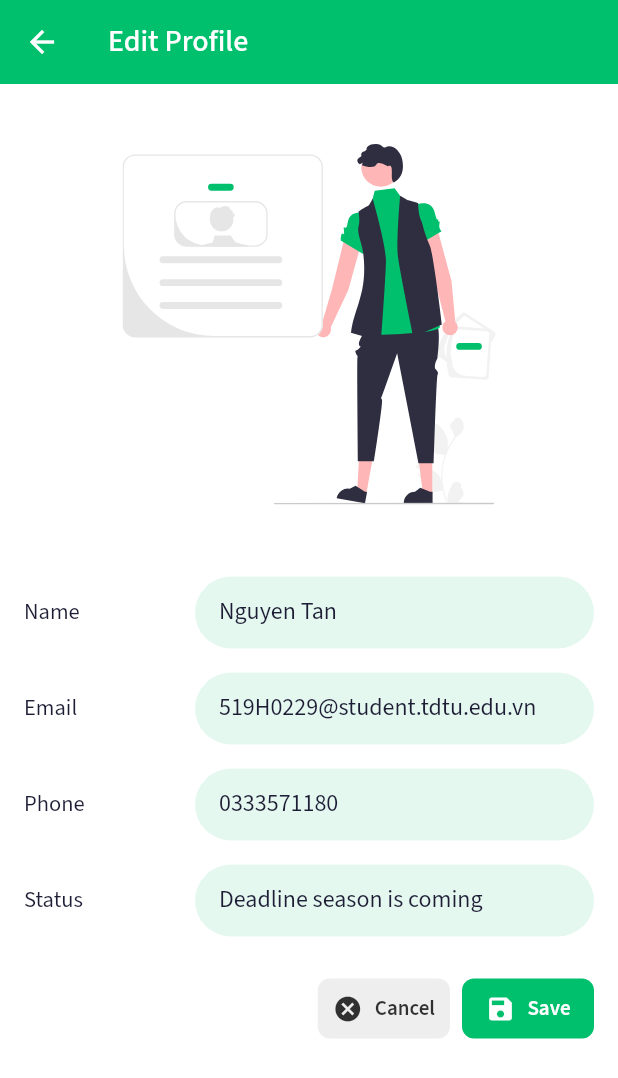
After one commit to nguyentan2808/flutter-messenger-app, a Flutter app: the AccountScreen screen opened directly, after a tap on "Edit profile", on a phone screen of 412 x 824 dp. The commit adds this screen. Shown: the top 1078 px of the screen. Run offline on Flutter 3.47's test engine with Material 2 defaults, Android fonts, the phone set to English and light mode, and no system bars; our stand-ins replace device_preview, flutter_svg, get, get_storage, google_fonts; missing offline and left inert: custom_pop_up_menu; accounts and stored records are empty.

Commit message:
feat: edit profile screen and change password screen

```diff
--- a/lib/components/facebook_button.dart
+++ b/lib/components/facebook_button.dart
@@ -8,15 +8,17 @@ class FaceBookButton extends StatelessWidget {
     required this.text,
     required this.icon,
     required this.isActive,
+    required this.onPressed,
   }) : super(key: key);
 
   final String text;
   final IconData icon;
   final bool isActive;
+  final VoidCallback onPressed;
 
   @override
   Widget build(BuildContext context) {
-    Color color = isActive ? Colors.white : Colors.black;
+    Color color = isActive ? Colors.white : Colors.black.withOpacity(0.8);
 
     return MaterialButton(
       shape: RoundedRectangleBorder(
@@ -25,7 +27,7 @@ class FaceBookButton extends StatelessWidget {
       padding: const EdgeInsets.all(10),
       elevation: 0,
       color: isActive ? Theme.of(context).primaryColor : Colors.grey[200],
-      onPressed: () {},
+      onPressed: onPressed,
       child: Row(
         mainAxisAlignment: MainAxisAlignment.center,
         children: [
--- a/lib/screens/account/account_screen.dart
+++ b/lib/screens/account/account_screen.dart
@@ -26,7 +26,7 @@ class _AccountScreenState extends State<AccountScreen> {
     status: 'Deadline season is coming',
   );
 
-  bool isMe = false;
+  bool isMe = true;
 
   @override
   Widget build(BuildContext context) {
@@ -34,7 +34,8 @@ class _AccountScreenState extends State<AccountScreen> {
       appBar: AppBar(
         title: Text(user.name),
       ),
-      body: SingleChildScrollView(
+      body: SafeArea(
+        child: SingleChildScrollView(
           child: Padding(
             padding: const EdgeInsets.all(kDefaultPadding * 2 / 3),
             child: Column(
@@ -63,6 +64,7 @@ class _AccountScreenState extends State<AccountScreen> {
             ),
           ),
         ),
+      ),
     );
   }
 }
--- a/lib/screens/account/components/account_actions.dart
+++ b/lib/screens/account/components/account_actions.dart
@@ -1,8 +1,10 @@
 import 'package:flutter/material.dart';
+import 'package:get/get.dart';
 
 import '../../../components/facebook_button.dart';
 import '../../../constant.dart';
 import '../../../models/user_model.dart';
+import '../../edit_profile/edit_profile_screen.dart';
 
 class AccountActions extends StatelessWidget {
   const AccountActions({Key? key, required this.user, required this.isMe})
@@ -31,31 +33,49 @@ class AccountActions extends StatelessWidget {
             Expanded(
               flex: 20,
               child: isMe
-                  ? const FaceBookButton(
+                  ? FaceBookButton(
                       text: "Edit profile",
                       icon: Icons.edit_rounded,
-                      isActive: true)
+                      isActive: true,
+                      onPressed: () {
+                        Get.to(
+                          () => EditProfileScreen(),
+                          arguments: user,
+                          transition: Transition.cupertinoDialog,
+                        );
+                      },
+                    )
                   : Row(
-                      children: const [
+                      children: [
                         Expanded(
                           child: FaceBookButton(
                             text: "Thêm bạn bè",
                             icon: Icons.person_add,
-                                isActive: true)),
-                        SizedBox(width: kDefaultPadding / 2),
+                            isActive: true,
+                            onPressed: () {},
+                          ),
+                        ),
+                        const SizedBox(width: kDefaultPadding / 2),
                         Expanded(
                           child: FaceBookButton(
                             text: "Nhắn tin",
                             icon: Icons.send,
-                                isActive: false))
+                            isActive: false,
+                            onPressed: () {},
+                          ),
+                        )
                       ],
                     ),
             ),
             const SizedBox(width: kDefaultPadding / 2),
-            const Expanded(
+            Expanded(
               flex: 3,
               child: FaceBookButton(
-                  text: "", icon: Icons.more_horiz, isActive: false),
+                text: "",
+                icon: Icons.more_horiz,
+                isActive: false,
+                onPressed: () {},
+              ),
             ),
           ],
         )
--- a/lib/screens/account/components/account_detail.dart
+++ b/lib/screens/account/components/account_detail.dart
@@ -16,7 +16,7 @@ class AccountDetail extends StatelessWidget {
         children: [
           DetailRow(
             title: 'User name',
-            content: user.username,
+            content: "@" + user.username,
             icon: Icons.person,
           ),
           const SizedBox(height: kDefaultPadding * 1.3),
--- a/lib/screens/account/components/account_friends.dart
+++ b/lib/screens/account/components/account_friends.dart
@@ -27,7 +27,7 @@ class AccountFriends extends StatelessWidget {
                   ),
                   Text(
                     "479 friends",
-                    style: TextStyle(fontSize: 16),
+                    style: TextStyle(fontSize: 14),
                   )
                 ],
               ),
@@ -49,7 +49,7 @@ class AccountFriends extends StatelessWidget {
           mainAxisSpacing: kDefaultPadding / 2 + 2,
           crossAxisCount: 3,
           childAspectRatio: (0.9),
-
+          physics: const NeverScrollableScrollPhysics(),
           children: [
             Column(
               crossAxisAlignment: CrossAxisAlignment.start,
--- a/lib/screens/account/components/account_images.dart
+++ b/lib/screens/account/components/account_images.dart
@@ -47,7 +47,7 @@ class AccountImages extends StatelessWidget {
                   borderRadius: const BorderRadius.all(Radius.circular(100.0)),
                   border: Border.all(
                     color: Colors.white,
-                    width: 2.0,
+                    width: 3.0,
                   ),
                 ),
               ),
--- /dev/null
+++ b/lib/screens/edit_profile/edit_profile_screen.dart
@@ -0,0 +1,146 @@
+import 'package:flutter/material.dart';
+import 'package:flutter_svg/svg.dart';
+import 'package:get/get.dart';
+import 'package:lab6/components/facebook_button.dart';
+import 'package:lab6/models/user_model.dart';
+
+import '../../constant.dart';
+
+class EditProfileScreen extends StatelessWidget {
+  EditProfileScreen({Key? key}) : super(key: key);
+
+  final UserModel user = Get.arguments;
+
+  @override
+  Widget build(BuildContext context) {
+    return Scaffold(
+      appBar: AppBar(
+        title: const Text('Edit Profile'),
+      ),
+      body: SingleChildScrollView(
+        child: Padding(
+          padding: const EdgeInsets.all(kDefaultPadding),
+          child: Column(
+            children: [
+              SizedBox(
+                height: Get.height * 0.35,
+                child: Padding(
+                  padding: const EdgeInsets.all(kDefaultPadding * 1.5),
+                  child: SvgPicture.asset(
+                    'assets/images/edit_profile_svg.svg',
+                    alignment: Alignment.topCenter,
+                  ),
+                ),
+              ),
+              const SizedBox(
+                height: kDefaultPadding,
+              ),
+              EditRow(
+                name: 'Name',
+                defaultValue: user.name,
+                type: TextInputType.text,
+              ),
+              EditRow(
+                name: 'Email',
+                defaultValue: user.email,
+                type: TextInputType.emailAddress,
+              ),
+              EditRow(
+                name: 'Phone',
+                defaultValue: user.phone,
+                type: TextInputType.number,
+              ),
+              EditRow(
+                name: 'Status',
+                defaultValue: user.status,
+                type: TextInputType.text,
+              ),
+              const SizedBox(
+                height: kDefaultPadding,
+              ),
+              Row(
+                mainAxisAlignment: MainAxisAlignment.end,
+                crossAxisAlignment: CrossAxisAlignment.end,
+                children: [
+                  FaceBookButton(
+                    text: "Cancel",
+                    icon: Icons.cancel,
+                    isActive: false,
+                    onPressed: () {},
+                  ),
+                  const SizedBox(
+                    width: kDefaultPadding / 2,
+                  ),
+                  FaceBookButton(
+                    text: "Save",
+                    icon: Icons.save,
+                    isActive: true,
+                    onPressed: () {},
+                  ),
+                ],
+              )
+            ],
+          ),
+        ),
+      ),
+    );
+  }
+}
+
+class EditRow extends StatelessWidget {
+  const EditRow(
+      {Key? key,
+      required this.name,
+      required this.defaultValue,
+      required this.type})
+      : super(key: key);
+
+  final String name;
+  final String defaultValue;
+  final TextInputType type;
+
+  @override
+  Widget build(BuildContext context) {
+    return Padding(
+      padding: const EdgeInsets.symmetric(vertical: kDefaultPadding / 2),
+      child: Row(
+        children: [
+          Expanded(
+            flex: 3,
+            child: Text(
+              name,
+              style: const TextStyle(
+                fontSize: 15,
+              ),
+            ),
+          ),
+          Expanded(
+            flex: 7,
+            child: Container(
+              decoration: BoxDecoration(
+                color: Get.isDarkMode
+                    ? Theme.of(context).colorScheme.secondary.withOpacity(0.2)
+                    : Theme.of(context).primaryColor.withOpacity(0.1),
+                borderRadius: BorderRadius.circular(32),
+              ),
+              child: TextFormField(
+                textInputAction: TextInputAction.next,
+                keyboardType: type,
+                initialValue: defaultValue,
+                decoration: const InputDecoration(
+                  hintStyle: TextStyle(fontSize: 16),
+                  border: OutlineInputBorder(
+                    borderSide: BorderSide.none,
+                  ),
+                  contentPadding: EdgeInsets.symmetric(
+                    horizontal: kDefaultPadding,
+                  ),
+                ),
+              ),
+            ),
+          ),
+        ],
+      ),
+    );
+  }
+}
--- a/lib/theme.dart
+++ b/lib/theme.dart
@@ -6,7 +6,7 @@ ThemeData lightThemeData(BuildContext context) {
   return ThemeData.light().copyWith(
     primaryColor: kPrimaryColor,
     scaffoldBackgroundColor: Colors.white,
-    appBarTheme: const AppBarTheme(elevation: 0),
+    appBarTheme: const AppBarTheme(elevation: 0, centerTitle: false),
     iconTheme: const IconThemeData(color: kContentColorLightTheme),
     textTheme: GoogleFonts.sourceSansProTextTheme(Theme.of(context).textTheme)
         .apply(bodyColor: kContentColorLightTheme),
@@ -22,8 +22,8 @@ ThemeData darkThemeData(BuildContext context) {
   return ThemeData.dark().copyWith(
     primaryColor: kPrimaryColor,
     scaffoldBackgroundColor: kContentColorLightTheme,
-    appBarTheme:
-        const AppBarTheme(color: kContentColorLightTheme, elevation: 0),
+    appBarTheme: const AppBarTheme(
+        color: kContentColorLightTheme, elevation: 0, centerTitle: false),
     iconTheme: const IconThemeData(color: kContentColorDarkTheme),
     textTheme: GoogleFonts.sourceSansProTextTheme(Theme.of(context).textTheme)
         .apply(bodyColor: kContentColorDarkTheme),
```
Also changed, not shown: lib/screens/Setting/data/settings_data.dart (+16 -2 lines), lib/screens/change_password/change_password.dart (added, +146 -0 lines), lib/screens/chat_detail/components/input_field.dart (+9 -6 lines), lib/screens/conversations/conversations.dart (+3 -63 lines), assets/images/edit_password_svg.svg (added), assets/images/edit_profile_svg.svg (added). Lines whose indentation alone changed are shown as unchanged.
